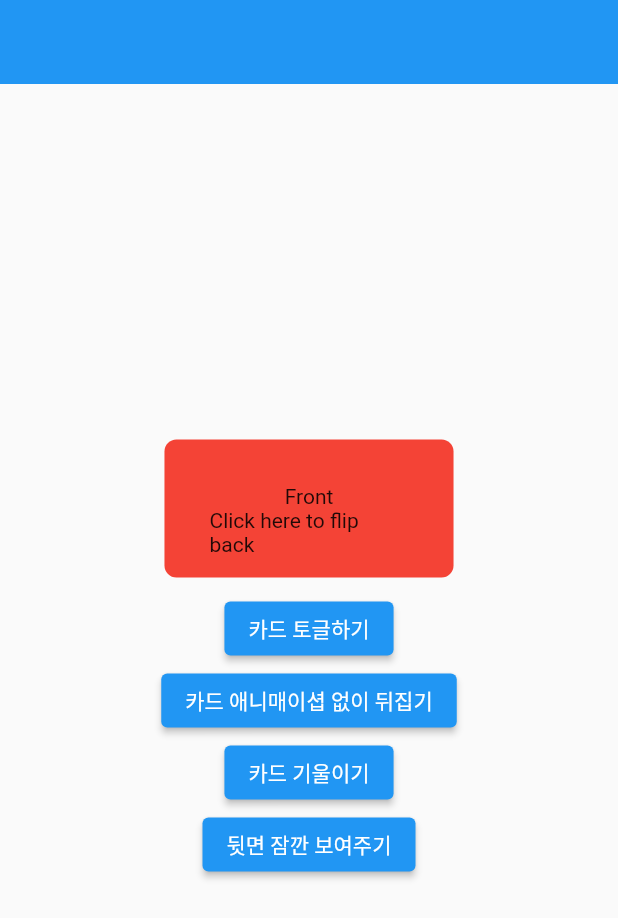
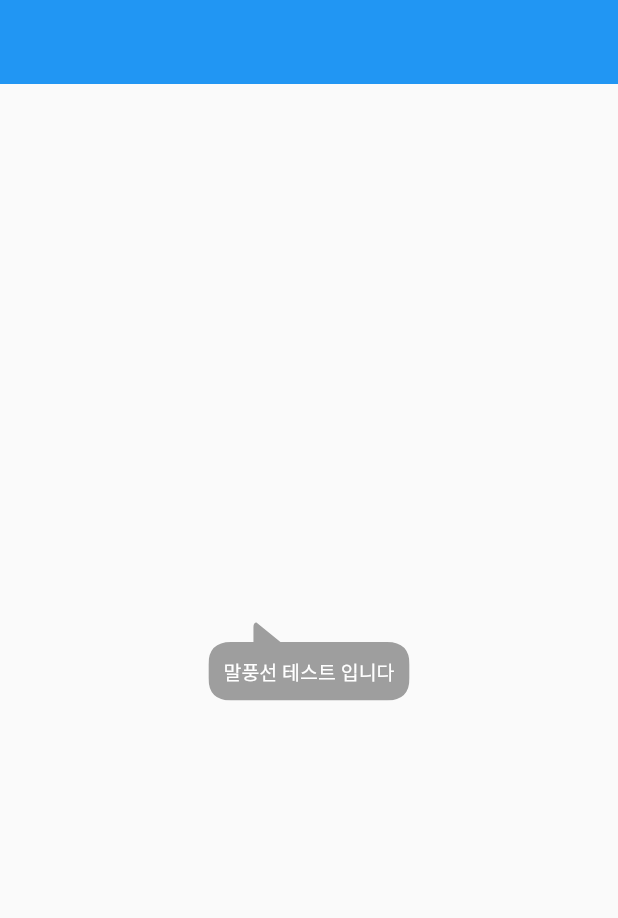
Before and after one commit to 96kyle/practiceLibrary, a Flutter app: the screen it shows after launch, on a phone screen of 412 x 824 dp. Shown: the top 918 px of the screen. Run offline on Flutter 3.47's test engine with Material 2 defaults, Android fonts, the phone set to English and light mode, and no system bars; drawn by our look-alikes of flip_card; our stand-ins replace flutter_colorpicker, image_gallery_saver, permission_handler, smooth_page_indicator.

Commit message:
custom container 생성

```diff
--- a/lib/pages/flip_card_page.dart
+++ b/lib/pages/flip_card_page.dart
@@ -1,3 +1,4 @@
+import 'package:carousel/widgets/bubble_widget.dart';
 import 'package:flip_card/flip_card_controller.dart';
 import 'package:flutter/material.dart';
 import 'package:flip_card/flip_card.dart';
@@ -24,78 +25,80 @@ class _FlipCardPageState extends State<FlipCardPage> {
         child: Column(
           mainAxisAlignment: MainAxisAlignment.center,
           children: [
-            FlipCard(
-              controller: controller,
-              direction: FlipDirection.HORIZONTAL,
-              side: CardSide.FRONT,
-              autoFlipDuration: Duration(milliseconds: 3000),
-              speed: 1000,
-              flipOnTouch: false,
-              onFlip: () {},
-              alignment: Alignment.bottomLeft,
-              onFlipDone: (status) {
-                print('앞면일 때 false 뒤면일 떄 true $status');
-              },
-              fill: Fill.fillFront,
-              front: Container(
-                padding: EdgeInsets.all(30),
-                decoration: BoxDecoration(
-                  color: Colors.red,
-                  borderRadius: BorderRadius.all(Radius.circular(8.0)),
-                ),
-                child: Column(
-                  mainAxisAlignment: MainAxisAlignment.center,
-                  children: <Widget>[
-                    Text(
-                      'Front',
-                    ),
-                    Text(
-                      'Click here to flip back',
-                    ),
-                  ],
-                ),
-              ),
-              back: Container(
-                padding: EdgeInsets.all(30),
-                decoration: BoxDecoration(
-                  color: Colors.blue,
-                  borderRadius: BorderRadius.all(Radius.circular(8.0)),
-                ),
-                child: Column(
-                  mainAxisAlignment: MainAxisAlignment.center,
-                  children: <Widget>[
-                    Text(
-                      'Back',
-                    ),
-                    Text(
-                      'Click here to flip front',
-                    ),
-                  ],
-                ),
-              ),
-            ),
-            SizedBox(
-              height: 10,
-            ),
-            ElevatedButton(
-              onPressed: controller.toggleCard,
-              child: Text('카드 토글하기'),
-            ),
-            ElevatedButton(
-              onPressed: controller.toggleCardWithoutAnimation,
-              child: Text('카드 애니매이셥 없이 뒤집기'),
-            ),
-            ElevatedButton(
-              onPressed: () => controller.skew(.4),
-              child: Text('카드 기울이기'),
-            ),
-            ElevatedButton(
-              onPressed: () => controller.hint(
-                duration: Duration(milliseconds: 500),
-                total: Duration(milliseconds: 500),
-              ),
-              child: Text('뒷면 잠깐 보여주기'),
-            ),
+            bubbleWidget(comment: '말풍선 테스트 입니다'),
+            // SizedBox(height: 20),
+            // FlipCard(
+            //   controller: controller,
+            //   direction: FlipDirection.HORIZONTAL,
+            //   side: CardSide.FRONT,
+            //   autoFlipDuration: Duration(milliseconds: 3000),
+            //   speed: 1000,
+            //   flipOnTouch: false,
+            //   onFlip: () {},
+            //   alignment: Alignment.bottomLeft,
+            //   onFlipDone: (status) {
+            //     print('앞면일 때 false 뒤면일 떄 true $status');
+            //   },
+            //   fill: Fill.fillFront,
+            //   front: Container(
+            //     padding: EdgeInsets.all(30),
+            //     decoration: BoxDecoration(
+            //       color: Colors.red,
+            //       borderRadius: BorderRadius.all(Radius.circular(8.0)),
+            //     ),
+            //     child: Column(
+            //       mainAxisAlignment: MainAxisAlignment.center,
+            //       children: <Widget>[
+            //         Text(
+            //           'Front',
+            //         ),
+            //         Text(
+            //           'Click here to flip back',
+            //         ),
+            //       ],
+            //     ),
+            //   ),
+            //   back: Container(
+            //     padding: EdgeInsets.all(30),
+            //     decoration: BoxDecoration(
+            //       color: Colors.blue,
+            //       borderRadius: BorderRadius.all(Radius.circular(8.0)),
+            //     ),
+            //     child: Column(
+            //       mainAxisAlignment: MainAxisAlignment.center,
+            //       children: <Widget>[
+            //         Text(
+            //           'Back',
+            //         ),
+            //         Text(
+            //           'Click here to flip front',
+            //         ),
+            //       ],
+            //     ),
+            //   ),
+            // ),
+            // SizedBox(
+            //   height: 10,
+            // ),
+            // ElevatedButton(
+            //   onPressed: controller.toggleCard,
+            //   child: Text('카드 토글하기'),
+            // ),
+            // ElevatedButton(
+            //   onPressed: controller.toggleCardWithoutAnimation,
+            //   child: Text('카드 애니매이셥 없이 뒤집기'),
+            // ),
+            // ElevatedButton(
+            //   onPressed: () => controller.skew(.4),
+            //   child: Text('카드 기울이기'),
+            // ),
+            // ElevatedButton(
+            //   onPressed: () => controller.hint(
+            //     duration: Duration(milliseconds: 500),
+            //     total: Duration(milliseconds: 500),
+            //   ),
+            //   child: Text('뒷면 잠깐 보여주기'),
+            // ),
           ],
         ),
       ),
--- /dev/null
+++ b/lib/widgets/bubble_widget.dart
@@ -0,0 +1,56 @@
+import 'package:flutter/material.dart';
+
+Widget bubbleWidget({
+  required String comment,
+  bool xMark = true,
+  Color color = Colors.grey,
+  void Function()? onTap,
+}) =>
+    ClipPath(
+      child: Container(
+        padding: EdgeInsets.only(
+          top: 25,
+          left: 10,
+          right: 10,
+          bottom: 10,
+        ),
+        color: color,
+        child: Row(
+          mainAxisSize: MainAxisSize.min,
+          children: [
+            Text(
+              comment,
+              style: TextStyle(
+                color: Colors.white,
+                fontSize: 13,
+              ),
+            ),
+          ],
+        ),
+      ),
+      clipper: MyClipper(),
+    );
+
+class MyClipper extends CustomClipper<Path> {
+  @override
+  Path getClip(Size size) {
+    var path = Path();
+    path.moveTo(15, 15);
+    path.lineTo(30, 15);
+    path.lineTo(30, 5);
+    path.quadraticBezierTo(30, 2, 32, 2);
+    path.lineTo(48, 15);
+    path.lineTo(size.width - 15, 15);
+    path.quadraticBezierTo(size.width, 15, size.width, 30);
+    path.lineTo(size.width, size.height - 15);
+    path.quadraticBezierTo(size.width, size.height, size.width - 15, size.height);
+    path.lineTo(15, size.height);
+    path.quadraticBezierTo(0, size.height, 0, size.height - 15);
+    path.lineTo(0, 30);
+    path.quadraticBezierTo(0, 15, 15, 15);
+    return path;
+  }
+
+  @override
+  bool shouldReclip(CustomClipper oldClipper) => true;
+}
```
